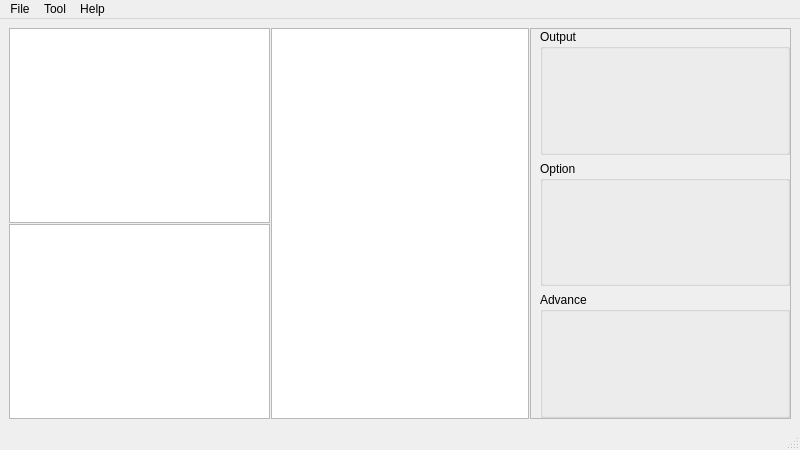
First picture: the form in texm.ui, repository keyring/Texm, before the edit.
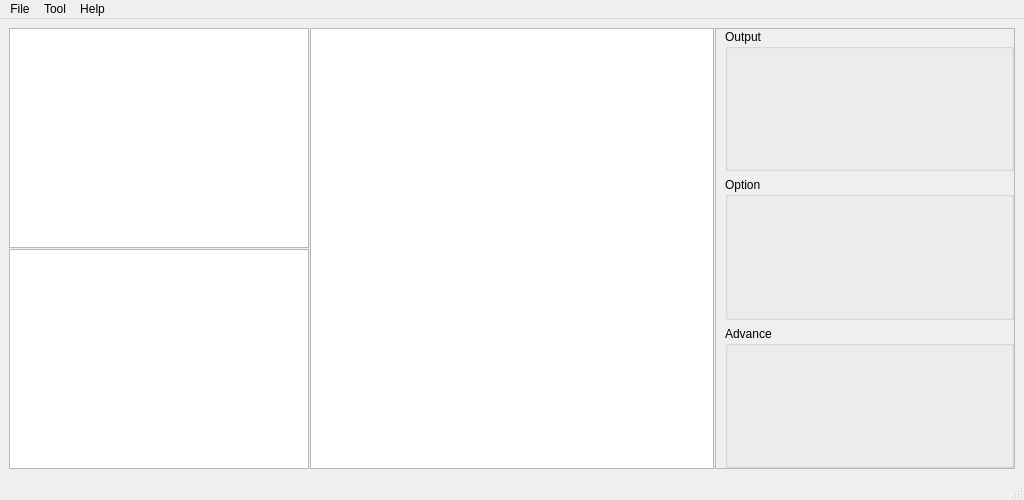
Second picture: the form after the edit. Custom widgets are drawn as their Qt base class.

What changed in the file:
```diff
--- a/texm.ui
+++ b/texm.ui
@@ -6,8 +6,8 @@
    <rect>
     <x>0</x>
     <y>0</y>
-    <width>800</width>
-    <height>450</height>
+    <width>1024</width>
+    <height>500</height>
    </rect>
   </property>
   <property name="minimumSize">
@@ -54,8 +54,8 @@
           <rect>
            <x>0</x>
            <y>0</y>
-           <width>260</width>
-           <height>385</height>
+           <width>300</width>
+           <height>435</height>
           </rect>
          </property>
          <layout class="QVBoxLayout" name="verticalLayout_5">
@@ -117,8 +117,8 @@
           <rect>
            <x>0</x>
            <y>0</y>
-           <width>260</width>
-           <height>385</height>
+           <width>404</width>
+           <height>435</height>
           </rect>
          </property>
          <layout class="QGridLayout" name="gridLayout_2">
@@ -160,8 +160,8 @@
           <rect>
            <x>0</x>
            <y>0</y>
-           <width>258</width>
-           <height>383</height>
+           <width>298</width>
+           <height>433</height>
           </rect>
          </property>
          <layout class="QVBoxLayout" name="verticalLayout_3">
@@ -208,7 +208,7 @@
     <rect>
      <x>0</x>
      <y>0</y>
-     <width>800</width>
+     <width>1024</width>
      <height>23</height>
     </rect>
    </property>
```
